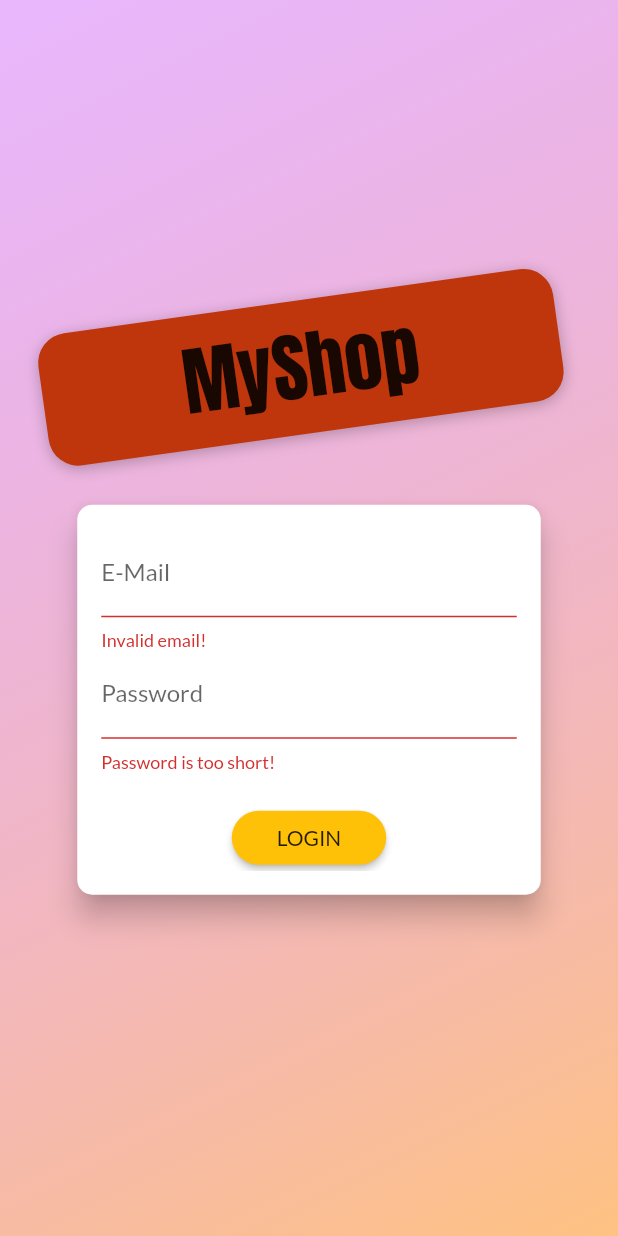
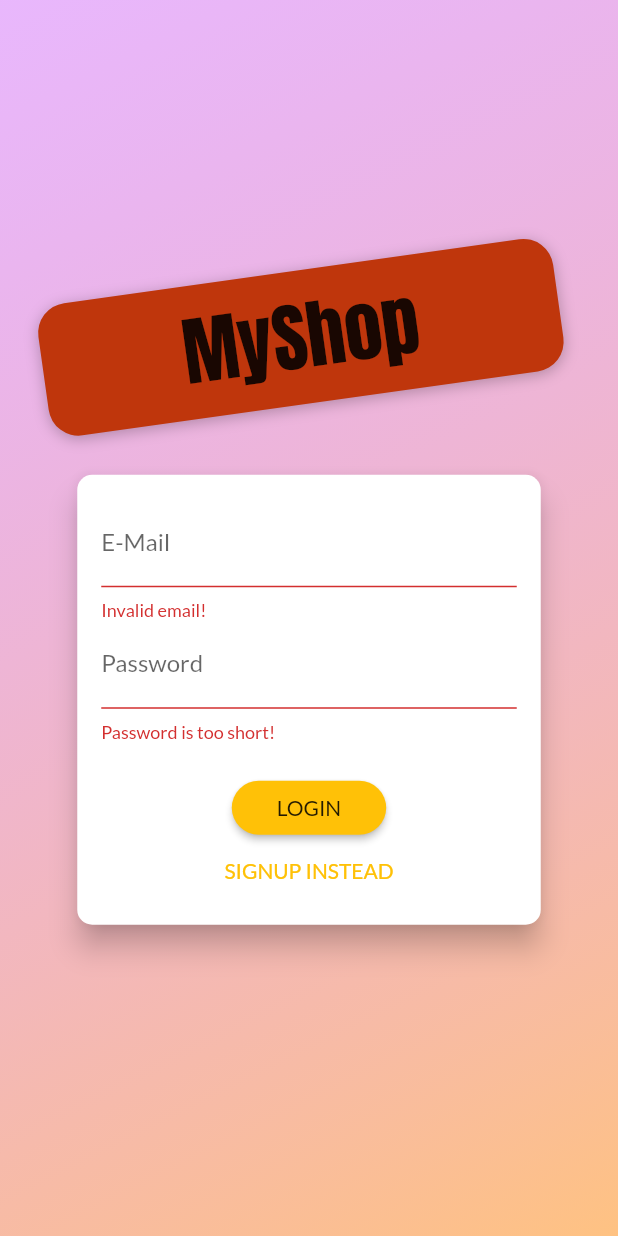
Before and after one commit to haziqkamel/Flutter-Shop-App, a Flutter app: the screen it shows after launch, after a tap on "LOGIN", on a phone screen of 412 x 824 dp. Run offline on Flutter 3.47's test engine with Material 2 defaults, Android fonts, the phone set to English and light mode, and no system bars; our stand-ins replace shared_preferences; network calls fail.

```diff
--- a/lib/screens/auth_screen.dart
+++ b/lib/screens/auth_screen.dart
@@ -92,7 +92,8 @@ class AuthCard extends StatefulWidget {
   _AuthCardState createState() => _AuthCardState();
 }
 
-class _AuthCardState extends State<AuthCard> {
+class _AuthCardState extends State<AuthCard>
+    with SingleTickerProviderStateMixin {
   final GlobalKey<FormState> _formKey = GlobalKey();
   AuthMode _authMode = AuthMode.Login;
   Map<String, String> _authData = {
@@ -101,6 +102,44 @@ class _AuthCardState extends State<AuthCard> {
   };
   var _isLoading = false;
   final _passwordController = TextEditingController();
+
+  //animation
+  AnimationController _animationController;
+  Animation<Offset> _slideAnimation;
+  Animation<double> _opacityAnimation;
+
+  @override
+  void initState() {
+    super.initState();
+    _animationController = AnimationController(
+      vsync: this,
+      duration: Duration(milliseconds: 300),
+    );
+    _slideAnimation = Tween<Offset>(
+      begin: Offset(
+        0,
+        -1.5,
+      ),
+      end: Offset(
+        0,
+        0,
+      ),
+    ).animate(
+      CurvedAnimation(
+        parent: _animationController,
+        curve: Curves.fastOutSlowIn,
+      ),
+    );
+    _opacityAnimation = Tween(begin: 0.0, end: 1.0).animate(
+        CurvedAnimation(parent: _animationController, curve: Curves.easeIn));
+    // _heightAnimation.addListener(() => setState(() {}));
+  }
+
+  @override
+  void dispose() {
+    super.dispose();
+    _animationController.dispose();
+  }
 
   void _showErrorDialog(String message) {
     showDialog(
@@ -169,10 +208,12 @@ class _AuthCardState extends State<AuthCard> {
       setState(() {
         _authMode = AuthMode.Signup;
       });
+      _animationController.forward(); //start animation
     } else {
       setState(() {
         _authMode = AuthMode.Login;
       });
+      _animationController.reverse(); //shrink the animation
     }
   }
 
@@ -184,8 +225,11 @@ class _AuthCardState extends State<AuthCard> {
         borderRadius: BorderRadius.circular(10.0),
       ),
       elevation: 8.0,
-      child: Container(
-        height: _authMode == AuthMode.Signup ? 320 : 260,
+      child: AnimatedContainer(
+        duration: Duration(milliseconds: 300),
+        curve: Curves.easeIn,
+        height: _authMode == AuthMode.Signup ? 380 : 300,
+        // height: _heightAnimation.value.height,
         constraints:
             BoxConstraints(minHeight: _authMode == AuthMode.Signup ? 320 : 260),
         width: deviceSize.width * 0.75,
@@ -222,10 +266,22 @@ class _AuthCardState extends State<AuthCard> {
                     _authData['password'] = value;
                   },
                 ),
-                if (_authMode == AuthMode.Signup)
-                  TextFormField(
+                // if (_authMode == AuthMode.Signup)
+                //Fix issue with empty white space for confirm password textField
+                AnimatedContainer(
+                  constraints: BoxConstraints(
+                    minHeight: _authMode == AuthMode.Signup ? 60 : 0,
+                    maxHeight: _authMode == AuthMode.Signup ? 120 : 0,
+                  ),
+                  duration: Duration(microseconds: 300),
+                  child: FadeTransition(
+                    opacity: _opacityAnimation,
+                    child: SlideTransition(
+                      position: _slideAnimation,
+                      child: TextFormField(
                         enabled: _authMode == AuthMode.Signup,
-                    decoration: InputDecoration(labelText: 'Confirm Password'),
+                        decoration:
+                            InputDecoration(labelText: 'Confirm Password'),
                         obscureText: true,
                         validator: _authMode == AuthMode.Signup
                             // ignore: missing_return
@@ -235,6 +291,9 @@ class _AuthCardState extends State<AuthCard> {
                                 }
                               }
                             : null,
+                      ),
+                    ),
+                  ),
                 ),
                 SizedBox(
                   height: 20,
--- a/lib/widgets/app_drawer.dart
+++ b/lib/widgets/app_drawer.dart
@@ -55,6 +55,8 @@ class AppDrawer extends StatelessWidget {
             onTap: () {
               Navigator.of(context)
                   .pop(); //Close the drawer before logout called
+              Navigator.of(context)
+                  .pushReplacementNamed('/'); //navigate to home
               // Navigator.of(context)
               //     .pushReplacementNamed(UserProductScreen.routeName);
               Provider.of<Auth>(context, listen: false).logout();
--- a/pubspec.yaml
+++ b/pubspec.yaml
@@ -49,8 +49,8 @@ flutter:
   uses-material-design: true
 
   # To add assets to your application, add an assets section, like this:
-  # assets:
-  #   - images/a_dot_burr.jpeg
+  assets:
+    - assets/images/product-placeholder.png
   #   - images/a_dot_ham.jpeg
 
   # An image asset can refer to one or more resolution-specific "variants", see
```
Also changed, not shown: lib/screens/product_detail_screen.dart (+27 -13 lines), lib/widgets/product_item.dart (+7 -3 lines), assets/images/product-placeholder.png (added). Lines whose indentation alone changed are shown as unchanged.
